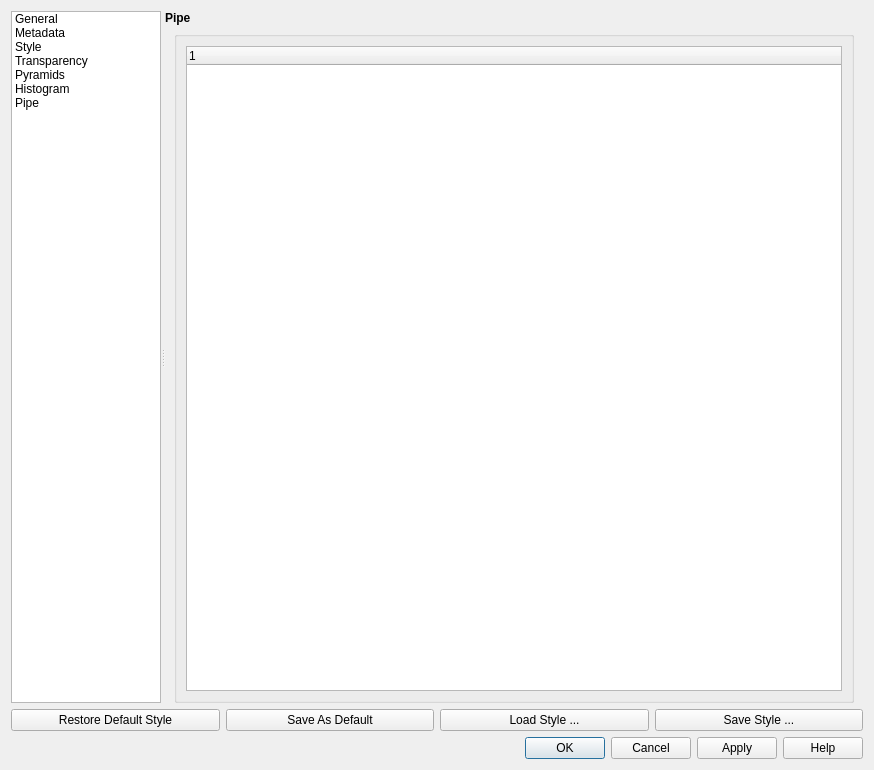
The window that src/ui/qgsrasterlayerpropertiesbase.ui (qgis/QGIS) describes before a commit, drawn with Qt 5.
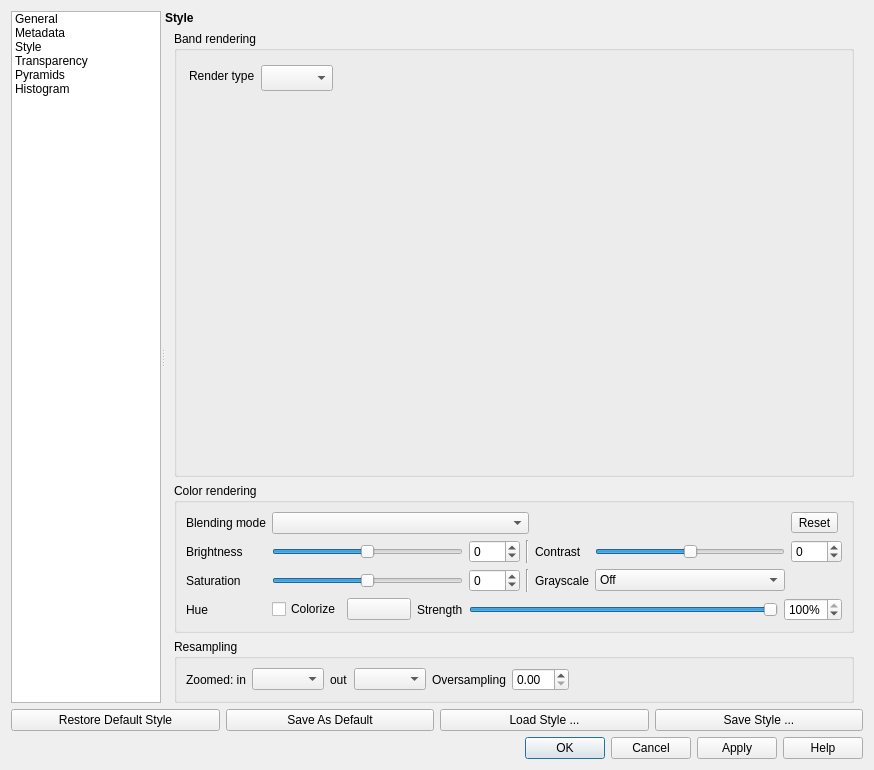
The same window after the commit. The open tabs and pages were chosen to show the change. Icons and pictures are not drawn. Custom widgets are drawn as their Qt base class.

Commit message: raster properties pipe tab removed

Patch:
```diff
--- a/src/ui/qgsrasterlayerpropertiesbase.ui
+++ b/src/ui/qgsrasterlayerpropertiesbase.ui
@@ -152,18 +152,6 @@
             <normaloff>:/images/themes/default/propertyicons/histogram.png</normaloff>:/images/themes/default/propertyicons/histogram.png</iconset>
           </property>
          </item>
-         <item>
-          <property name="text">
-           <string>Pipe</string>
-          </property>
-          <property name="toolTip">
-           <string>Pipe</string>
-          </property>
-          <property name="icon">
-           <iconset resource="../../images/images.qrc">
-            <normaloff>:/images/themes/default/propertyicons/action.png</normaloff>:/images/themes/default/propertyicons/action.png</iconset>
-          </property>
-         </item>
         </widget>
        </item>
       </layout>
@@ -816,8 +804,8 @@
                <rect>
                 <x>0</x>
                 <y>0</y>
-                <width>693</width>
-                <height>646</height>
+                <width>713</width>
+                <height>686</height>
                </rect>
               </property>
               <layout class="QVBoxLayout" name="verticalLayout_13">
@@ -1951,75 +1939,6 @@
            </item>
           </layout>
          </widget>
-         <widget class="QWidget" name="mOptsPage_Pipe">
-          <layout class="QVBoxLayout" name="verticalLayout_17">
-           <property name="margin">
-            <number>0</number>
-           </property>
-           <item>
-            <widget class="QLabel" name="label_14">
-             <property name="styleSheet">
-              <string notr="true">font-weight:bold;</string>
-             </property>
-             <property name="text">
-              <string>Pipe</string>
-             </property>
-            </widget>
-           </item>
-           <item>
-            <widget class="QScrollArea" name="scrollArea_7">
-             <property name="frameShape">
-              <enum>QFrame::NoFrame</enum>
-             </property>
-             <property name="widgetResizable">
-              <bool>true</bool>
-             </property>
-             <widget class="QWidget" name="scrollAreaWidgetContents_7">
-              <property name="geometry">
-               <rect>
-                <x>0</x>
-                <y>0</y>
-                <width>693</width>
-                <height>646</height>
-               </rect>
-              </property>
-              <layout class="QVBoxLayout" name="verticalLayout_18">
-               <property name="topMargin">
-                <number>0</number>
-               </property>
-               <property name="bottomMargin">
-                <number>0</number>
-               </property>
-               <item>
-                <widget class="QGroupBox" name="mPipeGrpBx">
-                 <property name="title">
-                  <string/>
-                 </property>
-                 <layout class="QVBoxLayout" name="verticalLayout_20">
-                  <item>
-                   <widget class="QTreeWidget" name="mPipeTreeWidget">
-                    <property name="rootIsDecorated">
-                     <bool>false</bool>
-                    </property>
-                    <attribute name="headerStretchLastSection">
-                     <bool>true</bool>
-                    </attribute>
-                    <column>
-                     <property name="text">
-                      <string notr="true">1</string>
-                     </property>
-                    </column>
-                   </widget>
-                  </item>
-                 </layout>
-                </widget>
-               </item>
-              </layout>
-             </widget>
-            </widget>
-           </item>
-          </layout>
-         </widget>
         </widget>
        </item>
       </layout>
```
Left out of the diff: 27 changed lines with no effect on the pictures. The commit also changes 2 other files.
